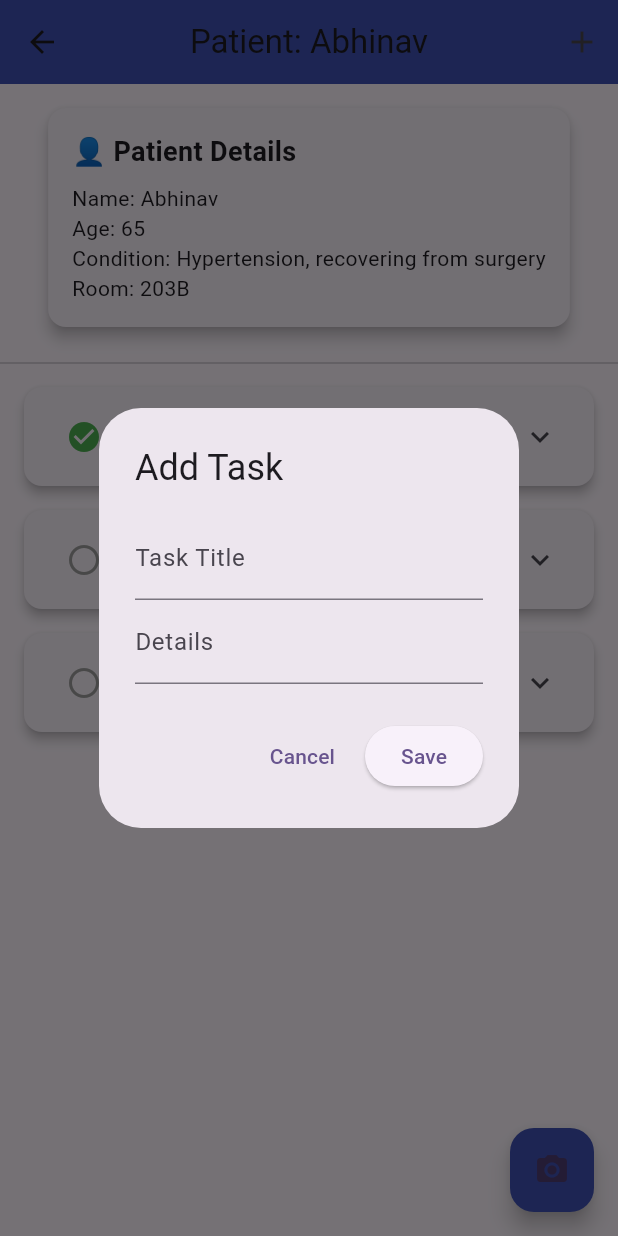
After one commit to ajmal-uk/dementia-virtual-memory, a Flutter app: the User screen opened directly, after a tap on the "radio button unchecked" icon, after a tap on the "add" icon, on a phone screen of 412 x 824 dp. The commit adds this screen. Run offline on Flutter 3.47's test engine with Material 3 defaults, Android fonts, the phone set to English and light mode, and no system bars; our stand-ins replace firebase_core, flutter_animate, image_picker; accounts and stored records are empty.

Commit message:
second commit

```diff
--- /dev/null
+++ b/lib/careTaker/user.dart
@@ -0,0 +1,226 @@
+import 'package:flutter/material.dart';
+import 'package:image_picker/image_picker.dart';
+
+class User extends StatefulWidget {
+  const User({super.key});
+
+  @override
+  State<User> createState() => _UserState();
+}
+
+class _UserState extends State<User> {
+  final List<Map<String, dynamic>> _tasks = [];
+  final ImagePicker _picker = ImagePicker();
+
+  @override
+  void initState() {
+    super.initState();
+    _tasks.addAll([
+      {
+        'title': 'Check blood pressure',
+        'details': 'Measure and record patient’s BP at 9 AM.',
+        'completed': false,
+        'expanded': false,
+      },
+      {
+        'title': 'Administer medication',
+        'details': 'Give prescribed antibiotics after breakfast.',
+        'completed': false,
+        'expanded': false,
+      },
+      {
+        'title': 'Physical therapy',
+        'details': 'Assist with leg exercises for 20 minutes.',
+        'completed': false,
+        'expanded': false,
+      },
+    ]);
+  }
+
+  void _addOrEditTask({Map<String, dynamic>? existingTask, int? index}) {
+    final titleController =
+        TextEditingController(text: existingTask?['title'] ?? '');
+    final detailController =
+        TextEditingController(text: existingTask?['details'] ?? '');
+
+    showDialog(
+      context: context,
+      builder: (context) => AlertDialog(
+        title: Text(existingTask == null ? 'Add Task' : 'Edit Task'),
+        content: Column(
+          mainAxisSize: MainAxisSize.min,
+          children: [
+            TextField(
+              controller: titleController,
+              decoration: const InputDecoration(labelText: 'Task Title'),
+            ),
+            TextField(
+              controller: detailController,
+              decoration: const InputDecoration(labelText: 'Details'),
+            ),
+          ],
+        ),
+        actions: [
+          TextButton(
+            onPressed: () => Navigator.pop(context),
+            child: const Text('Cancel'),
+          ),
+          ElevatedButton(
+            onPressed: () {
+              final newTask = {
+                'title': titleController.text,
+                'details': detailController.text,
+                'completed': false,
+                'expanded': false,
+              };
+              setState(() {
+                if (existingTask != null && index != null) {
+                  _tasks[index] = newTask;
+                } else {
+                  _tasks.add(newTask);
+                }
+              });
+              Navigator.pop(context);
+            },
+            child: const Text('Save'),
+          ),
+        ],
+      ),
+    );
+  }
+
+  void _toggleExpansion(int index) {
+    setState(() {
+      _tasks[index]['expanded'] = !(_tasks[index]['expanded'] ?? false);
+    });
+  }
+
+  void _toggleCompletion(int index) {
+    setState(() {
+      _tasks[index]['completed'] = !(_tasks[index]['completed'] ?? false);
+    });
+  }
+
+  Future<void> _openCamera() async {
+    try {
+      final XFile? photo = await _picker.pickImage(source: ImageSource.camera);
+      if (photo != null) {
+        ScaffoldMessenger.of(context).showSnackBar(
+          SnackBar(content: Text('Image captured: ${photo.name}')),
+        );
+      }
+    } catch (e) {
+      ScaffoldMessenger.of(context).showSnackBar(
+        SnackBar(content: Text('Camera error: $e')),
+      );
+    }
+  }
+
+  Widget _buildPatientDetails() {
+    return Card(
+      elevation: 4,
+      margin: const EdgeInsets.all(16),
+      shape: RoundedRectangleBorder(borderRadius: BorderRadius.circular(12)),
+      child: Padding(
+        padding: const EdgeInsets.all(16),
+        child: Column(
+          crossAxisAlignment: CrossAxisAlignment.start,
+          children: const [
+            Text('👤 Patient Details',
+                style: TextStyle(fontSize: 18, fontWeight: FontWeight.bold)),
+            SizedBox(height: 8),
+            Text('Name: Abhinav'),
+            Text('Age: 65'),
+            Text('Condition: Hypertension, recovering from surgery'),
+            Text('Room: 203B'),
+          ],
+        ),
+      ),
+    );
+  }
+
+  Widget _buildTaskCard(int index) {
+    final task = _tasks[index];
+    return Card(
+      elevation: 3,
+      margin: const EdgeInsets.symmetric(horizontal: 16, vertical: 8),
+      child: ExpansionTile(
+        title: Row(
+          children: [
+            IconButton(
+              icon: Icon(
+                task['completed'] == true
+                    ? Icons.check_circle
+                    : Icons.radio_button_unchecked,
+                color: task['completed'] == true ? Colors.green : Colors.grey,
+              ),
+              onPressed: () => _toggleCompletion(index),
+            ),
+            Expanded(
+              child: Text(
+                task['title'] ?? '',
+                style: TextStyle(
+                  decoration: task['completed'] == true
+                      ? TextDecoration.lineThrough
+                      : null,
+                ),
+              ),
+            ),
+          ],
+        ),
+        initiallyExpanded: task['expanded'] == true,
+        onExpansionChanged: (_) => _toggleExpansion(index),
+        children: [
+          Padding(
+            padding: const EdgeInsets.symmetric(horizontal: 16.0, vertical: 8),
+            child: Text(task['details'] ?? ''),
+          ),
+          ButtonBar(
+            alignment: MainAxisAlignment.end,
+            children: [
+              IconButton(
+                icon: const Icon(Icons.edit),
+                onPressed: () => _addOrEditTask(existingTask: task, index: index),
+              ),
+            ],
+          ),
+        ],
+      ),
+    );
+  }
+
+  @override
+  Widget build(BuildContext context) {
+    return Scaffold(
+      appBar: AppBar(
+        title: const Text('Patient: Abhinav'),
+        centerTitle: true,
+        backgroundColor: Colors.indigo,
+        actions: [
+          IconButton(
+            icon: const Icon(Icons.add),
+            onPressed: () => _addOrEditTask(),
+            tooltip: 'Add Task',
+          ),
+        ],
+      ),
+      body: Column(
+        children: [
+          _buildPatientDetails(),
+          const Divider(),
+          Expanded(
+            child: ListView.builder(
+              itemCount: _tasks.length,
+              itemBuilder: (context, index) => _buildTaskCard(index),
+            ),
+          ),
+        ],
+      ),
+      floatingActionButton: FloatingActionButton(
+        onPressed: _openCamera,
+        backgroundColor: Colors.indigo,
+        child: const Icon(Icons.camera_alt),
+      ),
+    );
+  }
+}
--- a/lib/login_page.dart
+++ b/lib/login_page.dart
@@ -1,6 +1,6 @@
 import 'package:flutter/material.dart';
 import 'admin/admin_bottom_nav.dart';
-import 'careTaker/caretaker_bottom_nav.dart';
+import 'careTaker/care_taker.dart';
 import 'register_page.dart';
 import 'forgot_password_page.dart';
 import 'user/user_bottom_nav.dart';
@@ -32,7 +32,7 @@ class _LoginPageState extends State<LoginPage> {
       } else if (widget.role == 'caretaker') {
         Navigator.pushReplacement(
           context,
-          MaterialPageRoute(builder: (context) => const CaretakerBottomNav()),
+          MaterialPageRoute(builder: (context) => const CareTaker()),
         );
       } else {
         Navigator.pushReplacement(
--- a/pubspec.yaml
+++ b/pubspec.yaml
@@ -30,6 +30,8 @@ environment:
 dependencies:
   flutter:
     sdk: flutter
+  image_picker: ^1.0.4
+  firebase_core: ^4.1.1
 
   # The following adds the Cupertino Icons font to your application.
   # Use with the CupertinoIcons class for iOS style icons.
@@ -45,7 +47,7 @@ dev_dependencies:
   # activated in the `analysis_options.yaml` file located at the root of your
   # package. See that file for information about deactivating specific lint
   # rules and activating additional ones.
-  flutter_lints: ^5.0.0
+  flutter_lints: ^6.0.0
 
 # For information on the generic Dart part of this file, see the
 # following page: https://dart.dev/tools/pub/pubspec
```
Also changed, not shown: lib/careTaker/care_taker.dart (added, +48 -0 lines), lib/careTaker/caretaker_bottom_nav.dart (deleted, +0 -34 lines), lib/careTaker/profile.dart (added, +83 -0 lines), lib/careTaker/notifications.dart (added), pubspec.lock, 6 other files.
